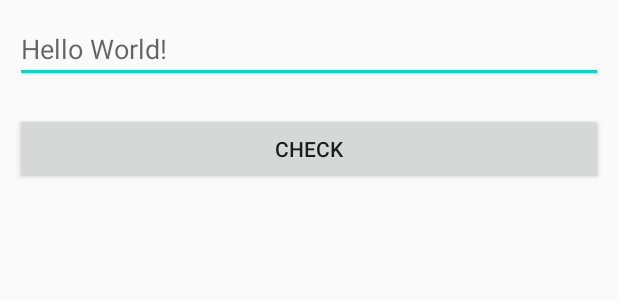
After one commit to KhadijaHameed/Learning-topics, an Android app: the layout palindrome_activity_main.xml on its own in the app's theme, with its tools: preview values and no code run, on a phone screen of 412 x 824 dp. The commit adds this screen. Shown: the top 300 px of the screen. Run offline under Robolectric (Android 15) with nearby library versions, the phone set to English and light mode, and no system bars; Roboto replaces fonts that are not available here.

Commit message:
palindrome init TODO::

```diff
--- a/app/src/main/res/layout/ac_splash_screen.xml
+++ b/app/src/main/res/layout/ac_splash_screen.xml
@@ -9,7 +9,7 @@
     <ImageView
         android:layout_centerVertical="true"
         android:layout_centerHorizontal="true"
-        android:src="@drawable/background"
+        android:src="@drawable/backgroundd"
         android:layout_width="match_parent"
         android:layout_height="wrap_content" />
 
--- a/app/src/main/res/layout/finger_print.xml
+++ b/app/src/main/res/layout/finger_print.xml
@@ -25,7 +25,7 @@
         android:layout_height="wrap_content"
         android:text="Login"
         android:background="@android:color/darker_gray"
-        android:onClick="LoginAPI"/>
+        />
 
     <RelativeLayout
         android:layout_width="match_parent"
@@ -37,9 +37,8 @@
             android:id="@+id/fingerprint"
             android:layout_width="42dp"
             android:layout_height="42dp"
-            android:onClick="FingerPrintAuth"
             android:layout_centerHorizontal="true"
-            android:srcCompat="@drawable/ic_ui" />
+            android:src="@drawable/finger_print" />
 
     </RelativeLayout>
 
--- /dev/null
+++ b/app/src/main/res/layout/palindrome_activity_main.xml
@@ -0,0 +1,24 @@
+<?xml version="1.0" encoding="utf-8"?>
+<RelativeLayout xmlns:android="http://schemas.android.com/apk/res/android"
+    xmlns:app="http://schemas.android.com/apk/res-auto"
+    xmlns:tools="http://schemas.android.com/tools"
+    android:layout_width="match_parent"
+    android:layout_height="match_parent"
+    >
+
+    <EditText
+        android:id="@+id/et_word"
+        android:layout_width="match_parent"
+        android:layout_height="wrap_content"
+        android:layout_margin="10dp"
+        android:hint="Hello World!" />
+
+    <Button
+        android:id="@+id/btn_check"
+        android:layout_width="match_parent"
+        android:layout_height="wrap_content"
+        android:layout_below="@+id/et_word"
+        android:layout_margin="10dp"
+        android:text="CHECK" />
+
+</RelativeLayout>
--- a/app/src/main/res/layout/screen_activity_main.xml
+++ b/app/src/main/res/layout/screen_activity_main.xml
@@ -5,7 +5,7 @@
     xmlns:tools="http://schemas.android.com/tools"
     android:layout_width="match_parent"
     android:layout_height="match_parent"
-    tools:context="com.example.abdulwaheed.screen.MainActivity">
+    >
 
 
     <Button
--- a/app/src/main/res/layout/screen_home.xml
+++ b/app/src/main/res/layout/screen_home.xml
@@ -4,8 +4,7 @@
     android:background="@drawable/b_g"
     xmlns:tools="http://schemas.android.com/tools"
     android:layout_width="match_parent"
-    android:layout_height="match_parent"
-    tools:context="com.example.abdulwaheed.screen.MainActivity">
+    android:layout_height="match_parent">
 
 
 
```
Also changed, not shown: app/src/main/AndroidManifest.xml (+49 -26 lines), app/src/main/java/com/example/fingerPrint/FingerPrintActivity.kt (+8 -2 lines), app/src/main/java/com/example/palindrome/PalindromeMainActivity.java (added, +96 -0 lines), app/src/main/res/drawable/alert.jpg (deleted), app/src/main/res/drawable/backgroundd.jpg (renamed from app/src/main/res/drawable/background.jpg).
